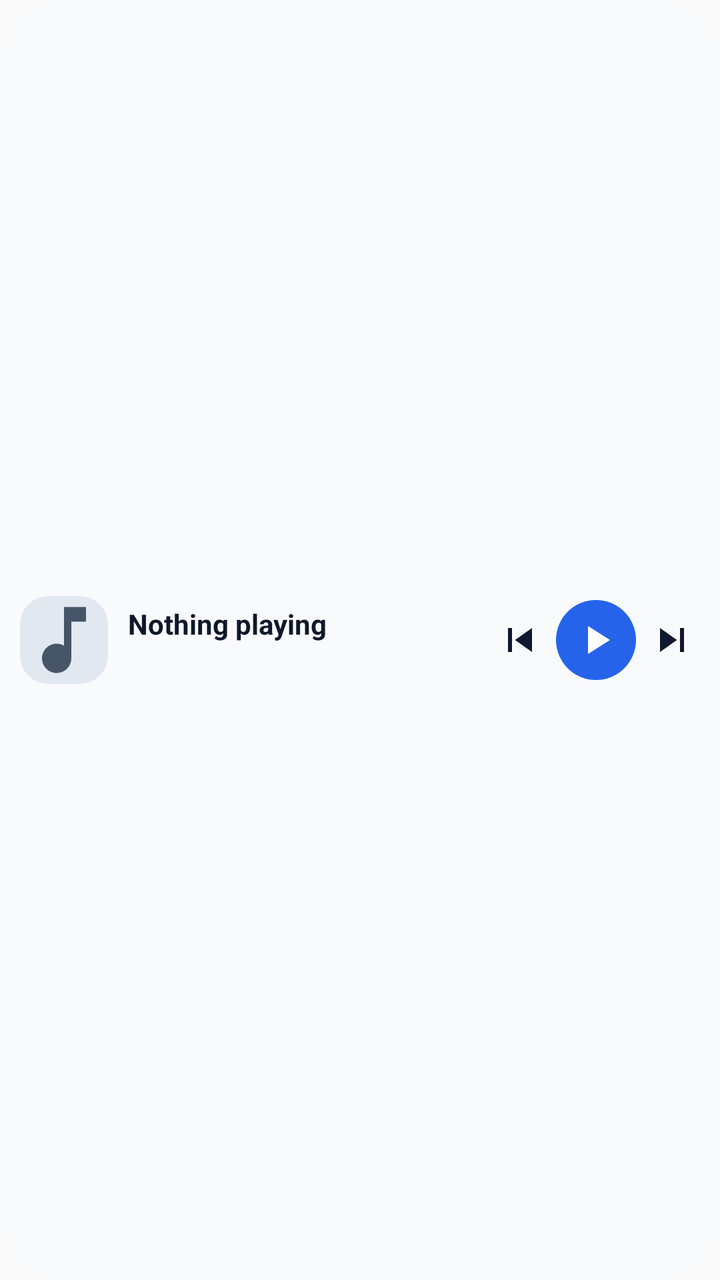
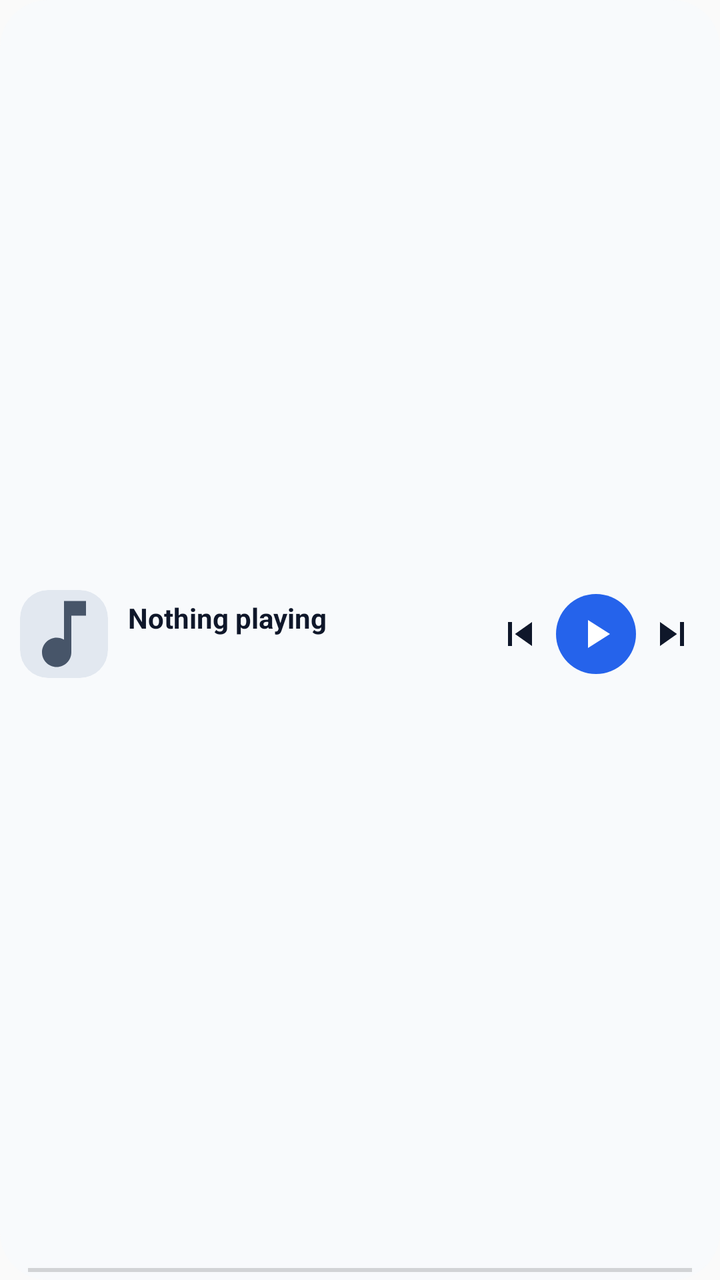

Compare the two renders of this Android layout. The source of the first and the diff that turns it into the second are given below.
<!-- AndroidManifest.xml: application theme Theme.WildMusicPlayer -->
<!-- res/layout/widget_player_small.xml -->
<?xml version="1.0" encoding="utf-8"?>
<LinearLayout xmlns:android="http://schemas.android.com/apk/res/android"
    android:id="@+id/widget_root"
    android:layout_width="match_parent"
    android:layout_height="match_parent"
    android:background="@drawable/widget_background"
    android:gravity="center_vertical"
    android:orientation="horizontal"
    android:paddingStart="10dp"
    android:paddingEnd="6dp">

    <ImageView
        android:id="@+id/widget_cover"
        android:layout_width="44dp"
        android:layout_height="44dp"
        android:background="@drawable/widget_cover_background"
        android:clipToOutline="true"
        android:contentDescription="@string/widget_tap_to_open"
        android:scaleType="centerCrop"
        android:src="@drawable/ic_widget_music" />

    <LinearLayout
        android:layout_width="0dp"
        android:layout_height="wrap_content"
        android:layout_weight="1"
        android:layout_marginStart="10dp"
        android:orientation="vertical">

        <TextView
            android:id="@+id/widget_title"
            android:layout_width="match_parent"
            android:layout_height="wrap_content"
            android:ellipsize="end"
            android:maxLines="1"
            android:text="@string/widget_nothing_playing"
            android:textColor="@color/widget_title"
            android:textSize="14sp"
            android:textStyle="bold" />

        <TextView
            android:id="@+id/widget_artist"
            android:layout_width="match_parent"
            android:layout_height="wrap_content"
            android:ellipsize="end"
            android:maxLines="1"
            android:textColor="@color/widget_subtitle"
            android:textSize="12sp" />
    </LinearLayout>

    <ImageView
        android:id="@+id/widget_previous"
        android:layout_width="36dp"
        android:layout_height="36dp"
        android:contentDescription="Previous"
        android:padding="6dp"
        android:src="@drawable/ic_widget_previous" />

    <ImageView
        android:id="@+id/widget_play"
        android:layout_width="40dp"
        android:layout_height="40dp"
        android:background="@drawable/widget_play_background"
        android:contentDescription="Play or pause"
        android:padding="8dp"
        android:src="@drawable/ic_widget_play" />

    <ImageView
        android:id="@+id/widget_next"
        android:layout_width="36dp"
        android:layout_height="36dp"
        android:contentDescription="Next"
        android:padding="6dp"
        android:src="@drawable/ic_widget_next" />
</LinearLayout>
<!-- resources referenced by this layout -->
<resources>
  <color name="widget_subtitle">#475569</color>
  <color name="widget_title">#0F172A</color>
  <!-- drawable ic_widget_music (drawable) -->
  <?xml version="1.0" encoding="utf-8"?>
  <vector xmlns:android="http://schemas.android.com/apk/res/android"
      android:width="24dp" android:height="24dp" android:viewportWidth="24" android:viewportHeight="24"
      android:tint="@color/widget_subtitle">
      <path android:fillColor="#FFFFFFFF" android:pathData="M12,3v10.55c-0.59,-0.34 -1.27,-0.55 -2,-0.55 -2.21,0 -4,1.79 -4,4s1.79,4 4,4 4,-1.79 4,-4V7h4V3h-6z" />
  </vector>
  <!-- drawable ic_widget_next (drawable) -->
  <?xml version="1.0" encoding="utf-8"?>
  <vector xmlns:android="http://schemas.android.com/apk/res/android"
      android:width="24dp" android:height="24dp" android:viewportWidth="24" android:viewportHeight="24"
      android:tint="@color/widget_icon">
      <path android:fillColor="#FFFFFFFF" android:pathData="M6,18l8.5,-6L6,6v12zM16,6v12h2V6h-2z" />
  </vector>
  <!-- drawable ic_widget_play (drawable) -->
  <?xml version="1.0" encoding="utf-8"?>
  <vector xmlns:android="http://schemas.android.com/apk/res/android"
      android:width="24dp" android:height="24dp" android:viewportWidth="24" android:viewportHeight="24"
      android:tint="#FFFFFFFF">
      <path android:fillColor="#FFFFFFFF" android:pathData="M8,5v14l11,-7z" />
  </vector>
  <!-- drawable ic_widget_previous (drawable) -->
  <?xml version="1.0" encoding="utf-8"?>
  <vector xmlns:android="http://schemas.android.com/apk/res/android"
      android:width="24dp" android:height="24dp" android:viewportWidth="24" android:viewportHeight="24"
      android:tint="@color/widget_icon">
      <path android:fillColor="#FFFFFFFF" android:pathData="M6,6h2v12H6zM9.5,12l8.5,6V6z" />
  </vector>
  <!-- drawable widget_background (drawable) -->
  <?xml version="1.0" encoding="utf-8"?>
  <shape xmlns:android="http://schemas.android.com/apk/res/android" android:shape="rectangle">
      <solid android:color="@color/widget_background" />
      <corners android:radius="24dp" />
  </shape>
  <!-- drawable widget_cover_background (drawable) -->
  <?xml version="1.0" encoding="utf-8"?>
  <shape xmlns:android="http://schemas.android.com/apk/res/android" android:shape="rectangle">
      <solid android:color="@color/widget_cover_placeholder" />
      <corners android:radius="14dp" />
  </shape>
  <!-- drawable widget_play_background (drawable) -->
  <?xml version="1.0" encoding="utf-8"?>
  <shape xmlns:android="http://schemas.android.com/apk/res/android" android:shape="oval">
      <solid android:color="#FF2563EB" />
  </shape>
  <string name="widget_nothing_playing">Nothing playing</string>
  <string name="widget_tap_to_open">Tap to open Wild Music Player</string>
  <style name="Theme.WildMusicPlayer" parent="android:Theme.Material.Light.NoActionBar">
          
          <item name="android:statusBarColor">@color/purple_700</item>
      </style>
  <color name="widget_icon">#0F172A</color>
  <color name="widget_background">#F2F8FAFC</color>
  <color name="widget_cover_placeholder">#E2E8F0</color>
  <color name="purple_700">#FF3700B3</color>
</resources>

<!-- the commit's change to res/layout/widget_player_small.xml (unified diff, before → after) -->
@@ -4,6 +4,12 @@
     android:layout_width="match_parent"
     android:layout_height="match_parent"
     android:background="@drawable/widget_background"
+    android:orientation="vertical">
+
+<LinearLayout
+    android:layout_width="match_parent"
+    android:layout_height="0dp"
+    android:layout_weight="1"
     android:gravity="center_vertical"
     android:orientation="horizontal"
     android:paddingStart="10dp"
@@ -72,3 +78,15 @@
         android:padding="6dp"
         android:src="@drawable/ic_widget_next" />
 </LinearLayout>
+
+<ProgressBar
+    android:id="@+id/widget_progress"
+    style="?android:attr/progressBarStyleHorizontal"
+    android:layout_width="match_parent"
+    android:layout_height="2dp"
+    android:layout_marginStart="14dp"
+    android:layout_marginEnd="14dp"
+    android:layout_marginBottom="4dp"
+    android:max="1000"
+    android:progress="0" />
+</LinearLayout>
